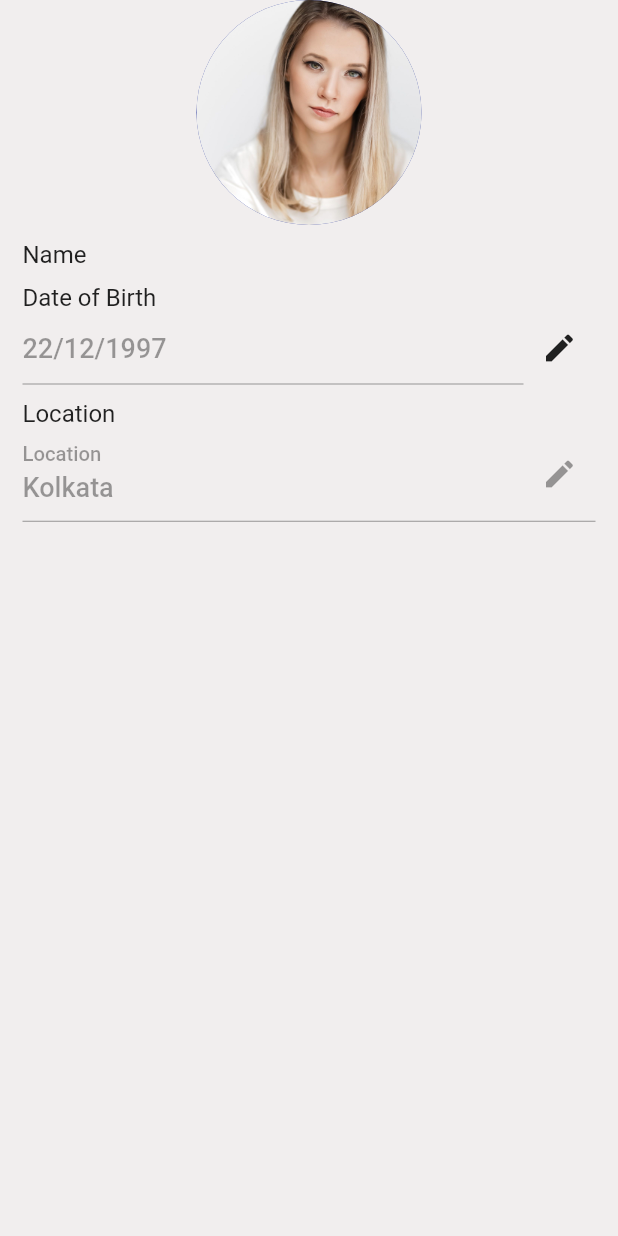
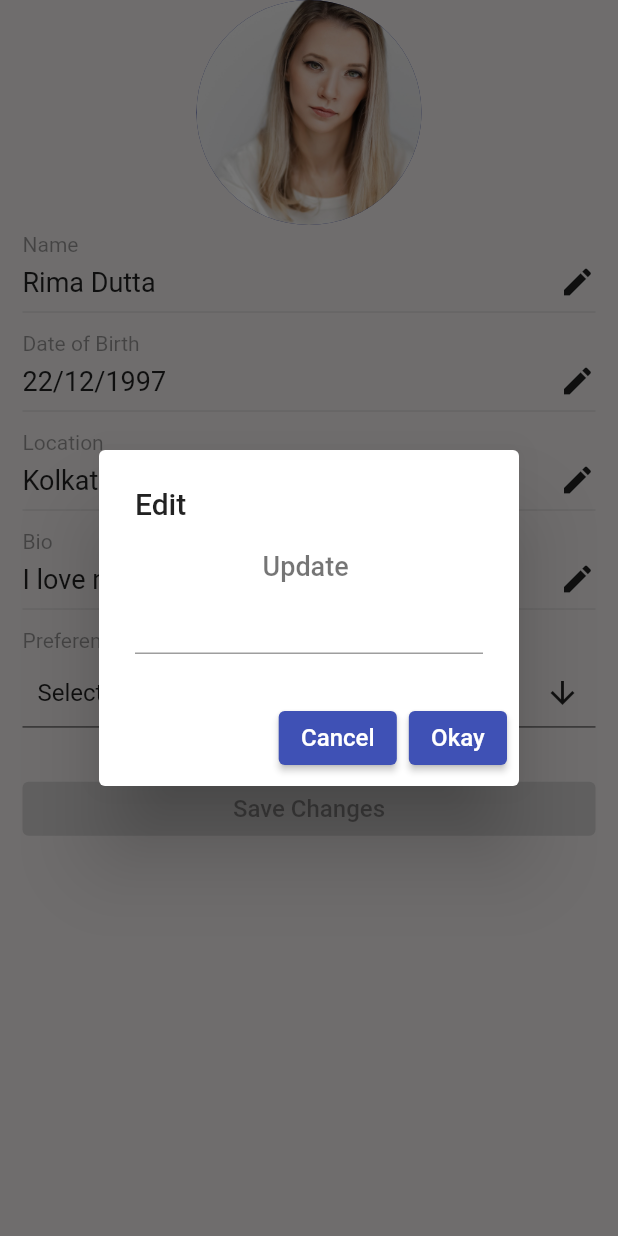
Before and after one commit to Coding-avatar/prestar, a Flutter app: the MyProfileScreen screen opened directly, after a tap on the "edit" icon, on a phone screen of 412 x 824 dp. Run offline on Flutter 3.47's test engine with Material 2 defaults, Android fonts, the light colour scheme and no system bars; drawn by our look-alikes of multi_select_flutter; our stand-ins replace better_player, carousel_slider, cloud_firestore, firebase_auth, firebase_core, google_sign_in and 4 more; missing offline and left inert: flutter_login_facebook; accounts and stored records are empty.

Commit message:
Update myProfileScreen.dart

```diff
--- a/lib/views/screens/myProfileScreen.dart
+++ b/lib/views/screens/myProfileScreen.dart
@@ -12,15 +12,23 @@ class MyProfileScreen extends StatefulWidget {
 }
 
 class _MyProfileScreenState extends State<MyProfileScreen> {
-  TextEditingController userNameFieldController = new TextEditingController();
-  TextEditingController userBioFieldController = new TextEditingController();
-  TextEditingController userDobFieldController = new TextEditingController();
-  TextEditingController userLocationFieldController =
-      new TextEditingController();
+  TextEditingController _textFieldController = new TextEditingController();
+  late String userName;
+  late String userBio;
+  late DateTime userDob;
+  late String dateOfBirth;
+  late String userLocation;
+  List userPreferences = List.empty(growable: true);
+  List<String> topics = [
+    'Comedy',
+    'Drama',
+    'Romance',
+    'Thriller',
+    'Action',
+    'LifeStyle'
+  ];
   String dropdownValue = '';
 
-  // List<String> choices = ['Entertainment', 'Comedy', 'Action', 'one', 'tow'];
-  // List _selectedChoices = List.empty(growable: true);
   @override
   void initState() {
     super.initState();
@@ -32,10 +40,13 @@ class _MyProfileScreenState extends State<MyProfileScreen> {
     final double screenWidth = MediaQuery.of(context).size.width;
     final double screenHeight = MediaQuery.of(context).size.height;
     return Scaffold(
+      resizeToAvoidBottomInset: false,
       body: Container(
         width: screenWidth,
         height: screenHeight,
         padding: EdgeInsets.symmetric(horizontal: 15),
+        child: SingleChildScrollView(
+          physics: AlwaysScrollableScrollPhysics(),
           child: Column(
             children: [
               CircleAvatar(
@@ -43,124 +54,159 @@ class _MyProfileScreenState extends State<MyProfileScreen> {
                 backgroundImage: AssetImage("assets/images/profile2.jpg"),
               ),
               Container(
-              margin: EdgeInsets.only(top: 10),
-              child: Text('Name'),
+                margin: EdgeInsets.symmetric(vertical: 5),
+                child: Text(
+                  'Name',
+                  style: TextStyle(color: Colors.black38, fontSize: 14),
+                ),
                 width: double.infinity,
               ),
-            // TextField(
-            //   controller: userNameFieldController,
-            //   decoration: InputDecoration(
-            //     hintText: 'Your Name',
-            //     suffixIcon: IconButton(
-            //       icon: Icon(Icons.edit),
-            //       onPressed: null,
-            //     ),
-            //   ),
-            //   enabled: false,
-            // ),
-            // Container(
-            //   margin: EdgeInsets.only(top: 10),
-            //   child: Text('Gender'),
-            //   width: double.infinity,
-            // ),
-            // DropdownButton<String>(
-            //   value: dropdownValue,
-            //   icon: const Icon(Icons.arrow_downward),
-            //   iconSize: 24, isExpanded: true, isDense: false,
-            //   elevation: 16,
-            //   style: const TextStyle(color: Colors.black87),
-            //   // underline: Container(
-            //   //   height: 2,
-            //   //   color: Colors.deepPurpleAccent,
-            //   // ),
-            //   onChanged: (String? newValue) {
-            //     setState(() {
-            //       dropdownValue = newValue!;
-            //     });
-            //   },
-            //   items: <String>['Male', 'Female', 'Other']
-            //       .map<DropdownMenuItem<String>>((String value) {
-            //     return DropdownMenuItem<String>(
-            //       value: value,
-            //       child: Expanded(child: Text(value)),
-            //     );
-            //   }).toList(),
-            // ),
-            // Container(
-            //   margin: EdgeInsets.only(top: 10),
-            //   child: Text('Bio'),
-            //   width: double.infinity,
-            // ),
-            // TextField(
-            //   controller: userBioFieldController,
-            //   decoration: InputDecoration(
-            //     hintText: 'Bio',
-            //     suffixIcon: IconButton(
-            //       icon: Icon(Icons.edit),
-            //       onPressed: null,
-            //     ),
-            //   ),
-            //   maxLines: 2,
-            //   enabled: false,
-            //   maxLength: 120,
-            // ),
               Container(
-              margin: EdgeInsets.only(top: 10),
-              child: Text('Date of Birth'),
                 width: double.infinity,
+                child: Column(
+                  children: [
+                    Row(
+                      mainAxisAlignment: MainAxisAlignment.spaceBetween,
+                      children: [
+                        Text(
+                          userName,
+                          style: TextStyle(color: Colors.black87, fontSize: 18),
                         ),
-            Row(
-              mainAxisSize: MainAxisSize.max,
-              children: [
-                Flexible(
-                  child: TextField(
-                    controller: userDobFieldController,
-                    decoration: InputDecoration(
-                      hintText: 'Date of Birth',
-                      hintStyle: TextStyle(),
-                    ),
-                    enabled: false,
-                  ),
-                ),
-                IconButton(
-                  icon: Icon(Icons.edit),
-                  onPressed: () => print('hello'),
+                        InkWell(
+                          child: Icon(Icons.edit),
+                          onTap: () => updateUserName(),
                         )
                       ],
                     ),
-            // MultiSelectDialogField(
-            //   items: choices.map((e) => MultiSelectItem(e, e)).toList(),
-            //   listType: MultiSelectListType.CHIP,
-            //   onConfirm: (values) {
-            //     _selectedChoices = values;
-            //   },
-            // ),
-            // MultiSelectChipDisplay(
-            //   items:
-            //       _selectedChoices.map((e) => MultiSelectItem(e, e)).toList(),
-            //   onTap: (value) {
-            //     setState(() {
-            //       _selectedChoices.remove(value);
-            //     });
-            //   },
-            // ),
+                    Divider()
+                  ],
+                ),
+              ),
               Container(
-              margin: EdgeInsets.only(top: 10),
-              child: Text('Location'),
+                margin: EdgeInsets.symmetric(vertical: 5),
+                child: Text(
+                  'Date of Birth',
+                  style: TextStyle(color: Colors.black38, fontSize: 14),
+                ),
                 width: double.infinity,
               ),
-            TextField(
-              controller: userLocationFieldController,
-              decoration: InputDecoration(
-                label: Text('Location'),
-                suffixIcon: IconButton(
-                  icon: Icon(Icons.edit),
-                  onPressed: null,
+              Container(
+                width: double.infinity,
+                child: Column(
+                  children: [
+                    Row(
+                      mainAxisAlignment: MainAxisAlignment.spaceBetween,
+                      children: [
+                        Text(
+                          dateOfBirth,
+                          style: TextStyle(color: Colors.black87, fontSize: 18),
+                        ),
+                        InkWell(
+                          child: Icon(Icons.edit),
+                          onTap: () => updateUserDateOfBirth(),
+                        )
+                      ],
+                    ),
+                    Divider()
+                  ],
                 ),
               ),
-              enabled: false,
+              Container(
+                margin: EdgeInsets.symmetric(vertical: 5),
+                child: Text(
+                  'Location',
+                  style: TextStyle(color: Colors.black38, fontSize: 14),
                 ),
+                width: double.infinity,
+              ),
+              Container(
+                width: double.infinity,
+                child: Column(
+                  children: [
+                    Row(
+                      mainAxisAlignment: MainAxisAlignment.spaceBetween,
+                      children: [
+                        Text(
+                          userLocation,
+                          style: TextStyle(color: Colors.black87, fontSize: 18),
+                        ),
+                        InkWell(
+                          child: Icon(Icons.edit),
+                          onTap: () => updateUserLocation(),
+                        )
                       ],
+                    ),
+                    Divider()
+                  ],
+                ),
+              ),
+              Container(
+                margin: EdgeInsets.symmetric(vertical: 5),
+                child: Text(
+                  'Bio',
+                  style: TextStyle(color: Colors.black38, fontSize: 14),
+                ),
+                width: double.infinity,
+              ),
+              Container(
+                width: double.infinity,
+                child: Column(
+                  children: [
+                    Row(
+                      mainAxisAlignment: MainAxisAlignment.spaceBetween,
+                      children: [
+                        Text(
+                          userBio,
+                          softWrap: true,
+                          style: TextStyle(color: Colors.black87, fontSize: 18),
+                        ),
+                        InkWell(
+                          child: Icon(Icons.edit),
+                          onTap: () => updateUserBio(),
+                        )
+                      ],
+                    ),
+                    Divider()
+                  ],
+                ),
+              ),
+              Container(
+                margin: EdgeInsets.symmetric(vertical: 5),
+                child: Text(
+                  'Preferences',
+                  style: TextStyle(color: Colors.black38, fontSize: 14),
+                ),
+                width: double.infinity,
+              ),
+              MultiSelectDialogField(
+                items: topics.map((e) => MultiSelectItem(e, e)).toList(),
+                listType: MultiSelectListType.CHIP,
+                searchable: true,
+                title: Text('Favorite Topics'),
+                onConfirm: (values) {
+                  userPreferences = values;
+                },
+                chipDisplay: MultiSelectChipDisplay(
+                  onTap: (value) {
+                    setState(() {
+                      userPreferences.remove(value);
+                    });
+                  },
+                ),
+              ),
+              SizedBox(height: 30),
+              SizedBox(
+                width: double.infinity,
+                child: ElevatedButton(
+                  onPressed: null,
+                  child: Text('Save Changes'),
+                ),
+              ),
+              SizedBox(
+                height: 10,
+              )
+            ],
+          ),
         ),
       ),
     );
@@ -168,12 +214,77 @@ class _MyProfileScreenState extends State<MyProfileScreen> {
 
   void updateProfileDetails() {
     setState(() {
-      userNameFieldController.text = "Rima Dutta";
-      userBioFieldController.text =
-          "Lorem Ipsum is simply dummy text of the printing and typesetting industry. Lorem Ipsum has been the industry\'s standard";
-      userLocationFieldController.text = "Kolkata";
-      userDobFieldController.text = "22/12/1997";
-      dropdownValue = 'Female';
+      userName = "Rima Dutta";
+      userBio = "I love myself!";
+      userDob = DateTime(1997, 12, 22);
+      dateOfBirth = "22/12/1997";
+      userLocation = "Kolkata";
     });
   }
+
+  updateUserName() {
+    showDialog(
+        context: context,
+        builder: (context) {
+          return new AlertDialog(
+            title: Text("Edit "),
+            content: Column(
+              mainAxisSize: MainAxisSize.min,
+              children: [
+                Text("Update "),
+                TextField(
+                  controller: _textFieldController,
+                )
+              ],
+            ),
+            actions: [
+              ElevatedButton(
+                onPressed: () => Navigator.of(context).pop(),
+                child: Text("Cancel"),
+              ),
+              ElevatedButton(
+                onPressed: () {},
+                child: Text("Okay"),
+              )
+            ],
+          );
+        });
   }
+
+  updateUserBio() {
+    showDialog(
+        context: context,
+        builder: (context) {
+          return new AlertDialog(
+            title: Text("Edit "),
+            content: Column(
+              mainAxisSize: MainAxisSize.min,
+              children: [
+                Text("Update "),
+                TextField(
+                  controller: _textFieldController,
+                )
+              ],
+            ),
+            actions: [
+              ElevatedButton(
+                onPressed: () => Navigator.of(context).pop(),
+                child: Text("Cancel"),
+              ),
+              ElevatedButton(
+                onPressed: () {},
+                child: Text("Okay"),
+              )
+            ],
+          );
+        });
+  }
+
+  updateUserDateOfBirth() {
+    ///show date picker
+  }
+
+  updateUserLocation() {
+    ///show location picker
+  }
+}
```
Lines whose indentation alone changed are shown as unchanged.
